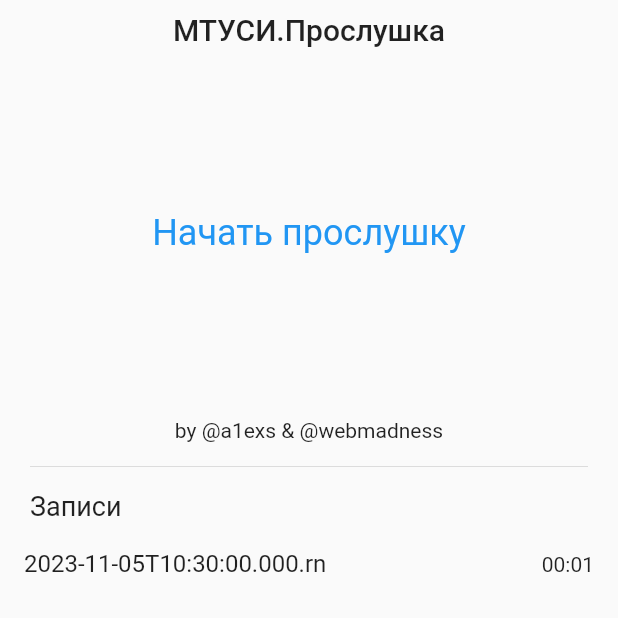
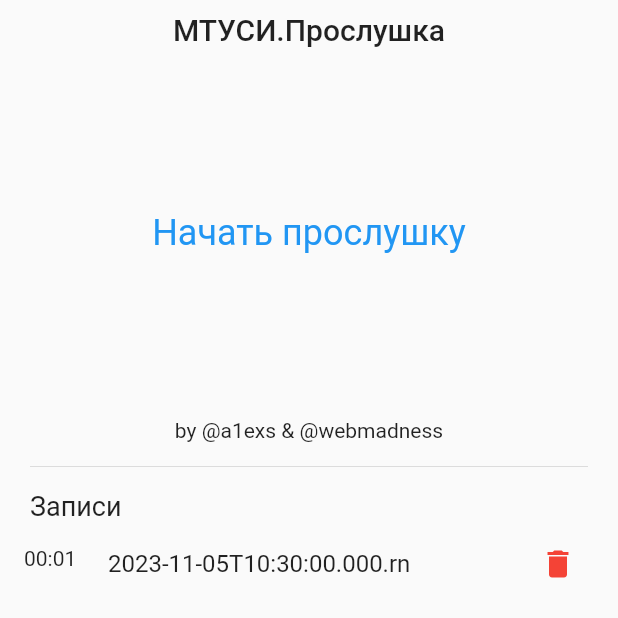
Before and after one commit to alexsvdk/voice_of_mtuci, a Flutter app: the screen it shows after launch, after a tap on "Начать прослушку", after a tap on "Стоп", on a phone screen of 412 x 824 dp, the top half of it. Run offline on Flutter 3.47's test engine with Material 2 defaults, Android fonts, the phone set to English and light mode, and no system bars; our stand-ins replace hooks_riverpod, isar, permission_handler, rxdart; missing offline and left inert: record; accounts and stored records are empty; generated files the repository leaves out were written again.

Commit message:
Removing records

```diff
--- a/lib/src/pages/recorder/recorder_screen.dart
+++ b/lib/src/pages/recorder/recorder_screen.dart
@@ -16,7 +16,7 @@ class RecorderScreen extends ConsumerWidget {
   Widget build(BuildContext context, WidgetRef ref) {
     final recordEntity = ref.watch(recorderState);
     final recordsProvider = ref.watch(recordsProviderProvider);
-    ref.watch(uploaderManagerProvider);
+    final uploaderManager = ref.watch(uploaderManagerProvider);
 
     return Scaffold(
       body: SafeArea(
@@ -92,9 +92,16 @@ class RecorderScreen extends ConsumerWidget {
                     final inSeconds = duration.inSeconds - inMinutes * 60;
 
                     return ListTile(
+                      leading: Text(
+                        "${inMinutes.toString().padLeft(2, "0")}:${inSeconds.toString().padLeft(2, "0")}",
+                      ),
                       title: Text(record.filePath.split('/').last),
-                      trailing: Text(
-                        "${inMinutes.toString().padLeft(2, "0")}:${inSeconds.toString().padLeft(2, "0")}",
+                      trailing: IconButton(
+                        icon: const Icon(Icons.delete, color: Colors.red),
+                        splashRadius: 15,
+                        onPressed: () {
+                          uploaderManager.removeRecord(record);
+                        },
                       ),
                     );
                   },
```
Also changed, not shown: lib/src/features/uploader/managers/uploader_manager.dart (+18 -4 lines).
